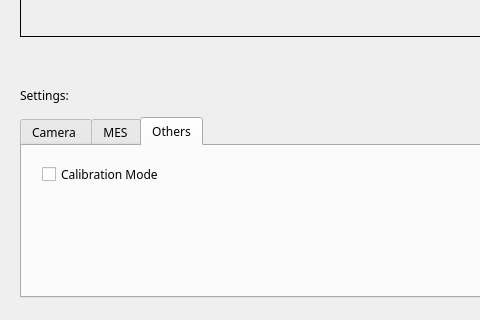
Old version of the form code/OpenCV2.ui in the repository markctm/Vision_Inspection; both pictures show x 0 to 480 and y 593 to 913 of the 1300 by 913 pixel window.
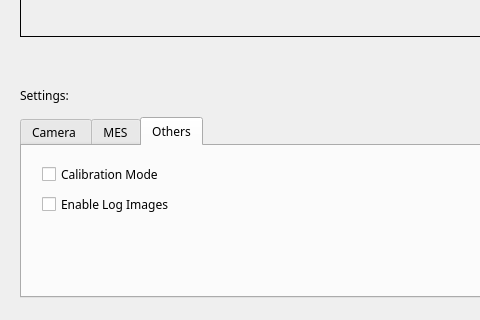
New version of the form.

Commit message: Log files check box

Diff of the .ui file:
```diff
--- a/code/OpenCV2.ui
+++ b/code/OpenCV2.ui
@@ -393,6 +393,22 @@
       <bool>false</bool>
      </property>
     </widget>
+    <widget class="QCheckBox" name="checkBox_calibration_mode_2">
+     <property name="geometry">
+      <rect>
+       <x>20</x>
+       <y>50</y>
+       <width>151</width>
+       <height>17</height>
+      </rect>
+     </property>
+     <property name="text">
+      <string>Enable Log Images</string>
+     </property>
+     <property name="checked">
+      <bool>false</bool>
+     </property>
+    </widget>
    </widget>
   </widget>
   <widget class="QLabel" name="label_6">
```
